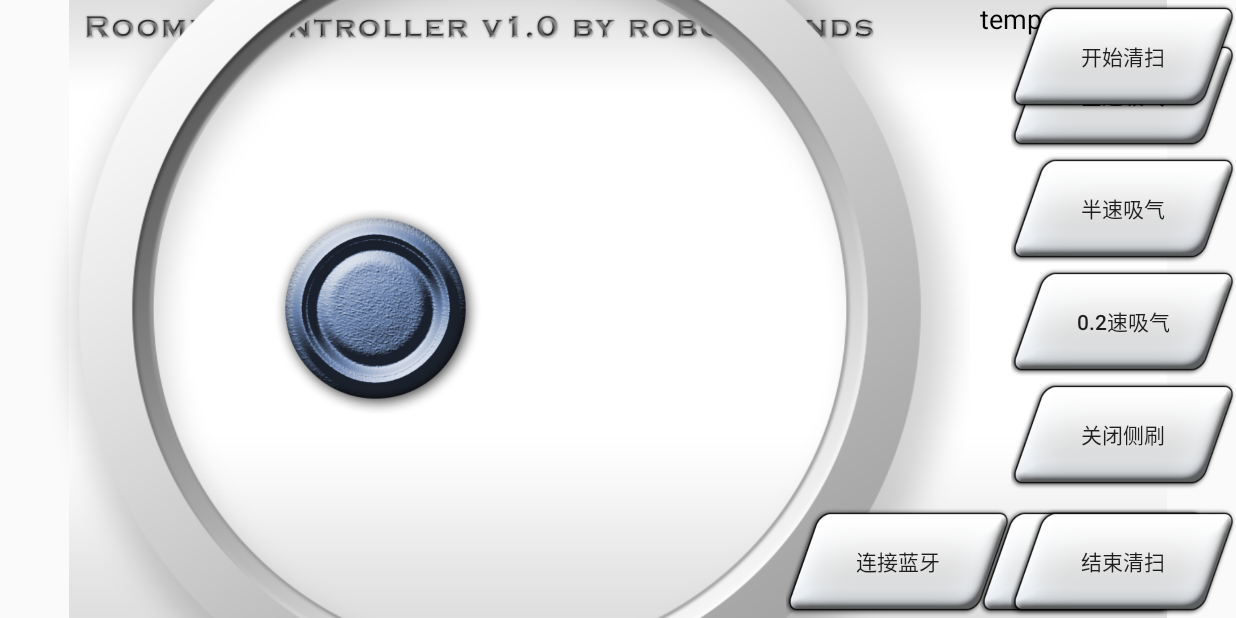
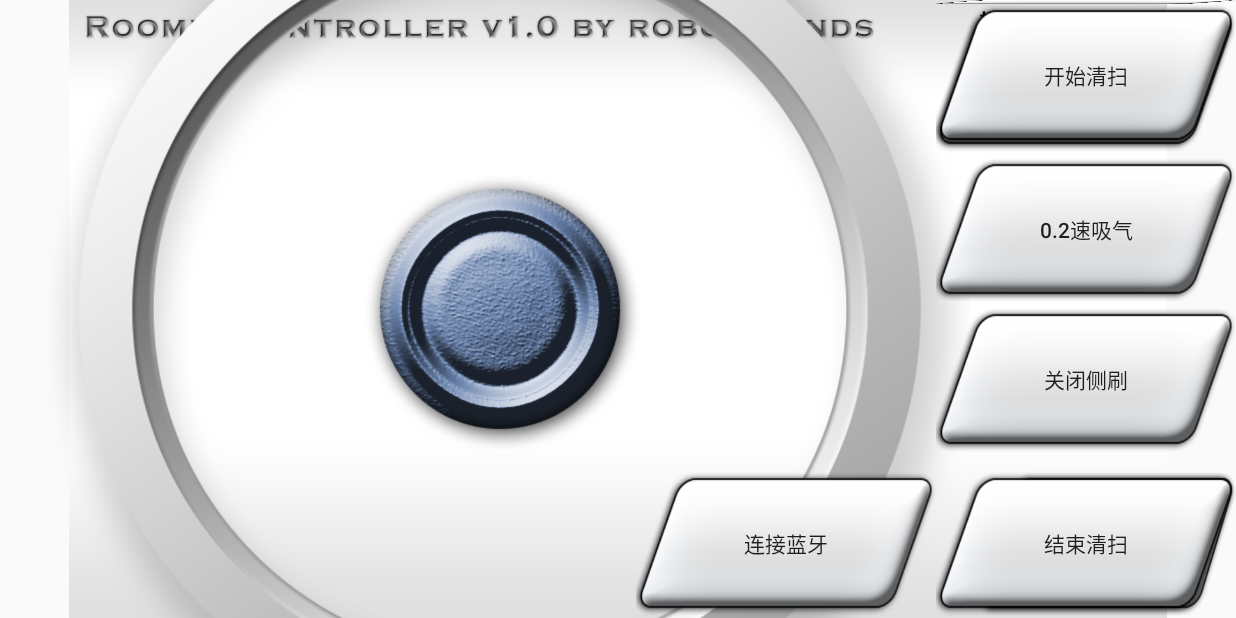
Before and after one commit to StellEdge/RoombaController, an Android app: the screen it shows after launch (MainActivity), on a phone screen of 824 x 412 dp (held sideways). Run offline under Robolectric (Android 15) with nearby library versions, the light colour scheme and no system bars.

Commit message:
near v1.0....

```diff
--- a/app/src/main/res/layout/activity_main.xml
+++ b/app/src/main/res/layout/activity_main.xml
@@ -30,8 +30,8 @@
         <!--转换按钮-->
         <Button
             android:id="@+id/button_start"
-            android:layout_width="150dp"
-            android:layout_height="75dp"
+            android:layout_width="300px"
+            android:layout_height="150px"
 
             android:layout_alignBottom="@+id/image_view1"
             android:layout_toEndOf="@+id/image_view1"
@@ -43,8 +43,8 @@
         <!--连接蓝牙-->
         <Button
             android:id="@+id/button4"
-            android:layout_width="150dp"
-            android:layout_height="75dp"
+            android:layout_width="300px"
+            android:layout_height="150px"
             android:layout_alignBottom="@+id/button3"
             android:layout_toStartOf="@+id/button3"
             android:background="@drawable/button1"
@@ -53,8 +53,8 @@
         <!--全速吸气按钮-->
         <Button
             android:id="@+id/button8"
-            android:layout_width="150dp"
-            android:layout_height="75dp"
+            android:layout_width="300px"
+            android:layout_height="150px"
             android:layout_above="@+id/button5"
             android:layout_alignParentEnd="true"
             android:background="@drawable/button1"
@@ -63,8 +63,8 @@
         <!--半速吸气按钮-->
         <Button
             android:id="@+id/button5"
-            android:layout_width="150dp"
-            android:layout_height="75dp"
+            android:layout_width="300px"
+            android:layout_height="150px"
             android:layout_above="@+id/button6"
             android:layout_alignParentEnd="true"
             android:background="@drawable/button1"
@@ -74,8 +74,8 @@
         <!--0.2速吸气按钮-->
         <Button
             android:id="@+id/button6"
-            android:layout_width="150dp"
-            android:layout_height="75dp"
+            android:layout_width="300px"
+            android:layout_height="150px"
             android:layout_above="@+id/button7"
             android:layout_alignParentEnd="true"
             android:background="@drawable/button1"
@@ -84,8 +84,8 @@
         <!--关闭侧刷android:layout_alignParentRight="true"-->
         <Button
             android:id="@+id/button7"
-            android:layout_width="150dp"
-            android:layout_height="75dp"
+            android:layout_width="300px"
+            android:layout_height="150px"
             android:layout_above="@+id/button3"
             android:layout_alignParentEnd="true"
             android:layout_marginBottom="9dp"
@@ -95,8 +95,8 @@
         <!--开始按钮-->
         <Button
             android:id="@+id/button2"
-            android:layout_width="150dp"
-            android:layout_height="75dp"
+            android:layout_width="300px"
+            android:layout_height="150px"
             android:layout_alignParentEnd="true"
             android:layout_alignTop="@+id/image_view1"
             android:background="@drawable/button1"
@@ -105,8 +105,8 @@
         <!--结束按钮-->
         <Button
             android:id="@+id/button3"
-            android:layout_width="150dp"
-            android:layout_height="75dp"
+            android:layout_width="300px"
+            android:layout_height="150px"
             android:layout_alignBottom="@+id/image_view1"
             android:layout_alignParentEnd="true"
             android:background="@drawable/button1"
@@ -134,10 +134,10 @@
         <!--摇杆中心-->
         <ImageView
             android:id="@+id/image_view2"
-            android:layout_width="175dp"
-            android:layout_height="175dp"
+            android:layout_width="350px"
+            android:layout_height="350px"
             android:layout_centerVertical="true"
-            android:layout_marginLeft="162.5dp"
+            android:layout_marginLeft="325px"
 
             android:contentDescription="TODO"
             android:src="@drawable/axis" />
```
